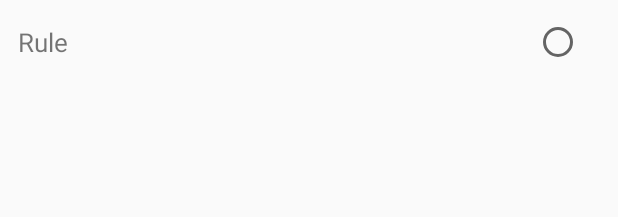
After one commit to CullyCross/StrictPomodoro_android, an Android app: the layout recycler_view_rule_item.xml on its own in the app's theme, with its tools: preview values and no code run, on a phone screen of 412 x 824 dp. The commit adds this screen. Shown: the top 217 px of the screen. Run offline under Robolectric (Android 15) with nearby library versions, the phone set to English and light mode, and no system bars.

Commit message:
- Add rule list item - Add radio button (toggling, etc) - Update to java 1.7

```diff
--- a/app/build.gradle
+++ b/app/build.gradle
@@ -11,6 +11,12 @@ android {
         versionCode 1
         versionName "1.0"
     }
+
+    compileOptions {
+        sourceCompatibility JavaVersion.VERSION_1_7
+        targetCompatibility JavaVersion.VERSION_1_7
+    }
+
     buildTypes {
         release {
             minifyEnabled false
--- a/app/src/main/java/me/cullycross/strictpomodoro/fragments/RuleListFragment.java
+++ b/app/src/main/java/me/cullycross/strictpomodoro/fragments/RuleListFragment.java
@@ -28,7 +28,6 @@ import me.cullycross.strictpomodoro.content.Rule;
  * Use the {@link RuleListFragment#newInstance} factory method to
  * create an instance of this fragment.
  *
- * todo(CullyCross): add radio button
  * todo(CullyCross): add floatactionbutton(Run!)
  */
 public class RuleListFragment extends Fragment
--- /dev/null
+++ b/app/src/main/res/layout/recycler_view_rule_item.xml
@@ -0,0 +1,21 @@
+<?xml version="1.0" encoding="utf-8"?>
+<LinearLayout xmlns:android="http://schemas.android.com/apk/res/android"
+              android:orientation="horizontal"
+              android:layout_width="match_parent"
+              android:layout_height="@dimen/list_item_height">
+
+    <TextView
+        android:layout_height="match_parent"
+        android:layout_width="0dp"
+        android:layout_weight="1"
+        android:text="@string/rule_template"
+        android:id="@+id/rule_title"
+        style="@style/RuleTextView"/>
+
+    <RadioButton
+        android:layout_width="wrap_content"
+        android:layout_height="match_parent"
+        android:id="@+id/rule_radio_button"
+        style="@style/RuleRadioButton"/>
+
+</LinearLayout>
--- a/app/src/main/res/values/strings.xml
+++ b/app/src/main/res/values/strings.xml
@@ -6,4 +6,5 @@
 
 <!-- TODO: Remove or change this placeholder text -->
     <string name="hello_blank_fragment">Hello blank fragment</string>
+    <string name="rule_template">Rule</string>
 </resources>
--- a/app/src/main/res/values/styles.xml
+++ b/app/src/main/res/values/styles.xml
@@ -13,4 +13,20 @@
         <item name="popupTheme">@style/Theme.AppCompat.Light</item>
     </style>
 
+    <style name="RuleTextView">
+        <item name="android:textSize">17sp</item>
+        <item name="android:paddingLeft">@dimen/list_item_left_padding</item>
+        <item name="android:paddingRight">@dimen/list_item_left_padding</item>
+        <item name="android:paddingStart">@dimen/list_item_left_padding</item>
+        <item name="android:paddingEnd">@dimen/list_item_left_padding</item>
+        <item name="android:gravity">center_vertical</item>
+    </style>
+
+    <style name="RuleRadioButton">
+        <item name="android:paddingLeft">@dimen/list_item_left_padding</item>
+        <item name="android:paddingRight">@dimen/list_item_left_padding</item>
+        <item name="android:paddingStart">@dimen/list_item_left_padding</item>
+        <item name="android:paddingEnd">@dimen/list_item_left_padding</item>
+    </style>
+
 </resources>
```
Also changed, not shown: app/src/main/java/me/cullycross/strictpomodoro/activities/MainActivity.java (+7 -6 lines), app/src/main/java/me/cullycross/strictpomodoro/adapters/RuleAdapter.java (+43 -4 lines), app/src/main/java/me/cullycross/strictpomodoro/content/Rule.java (+15 -2 lines).
